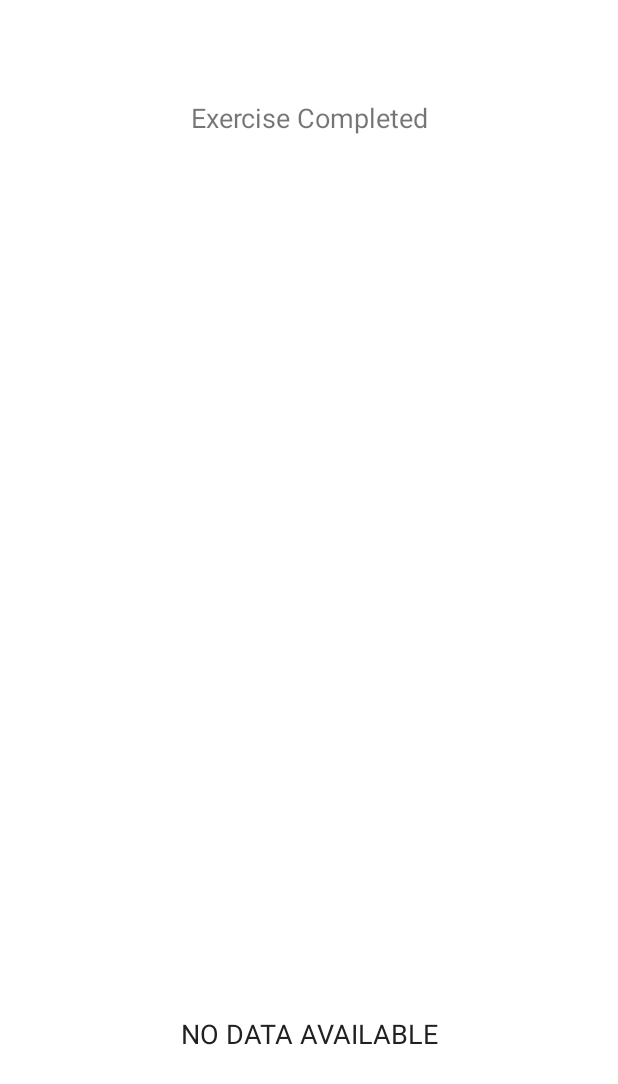
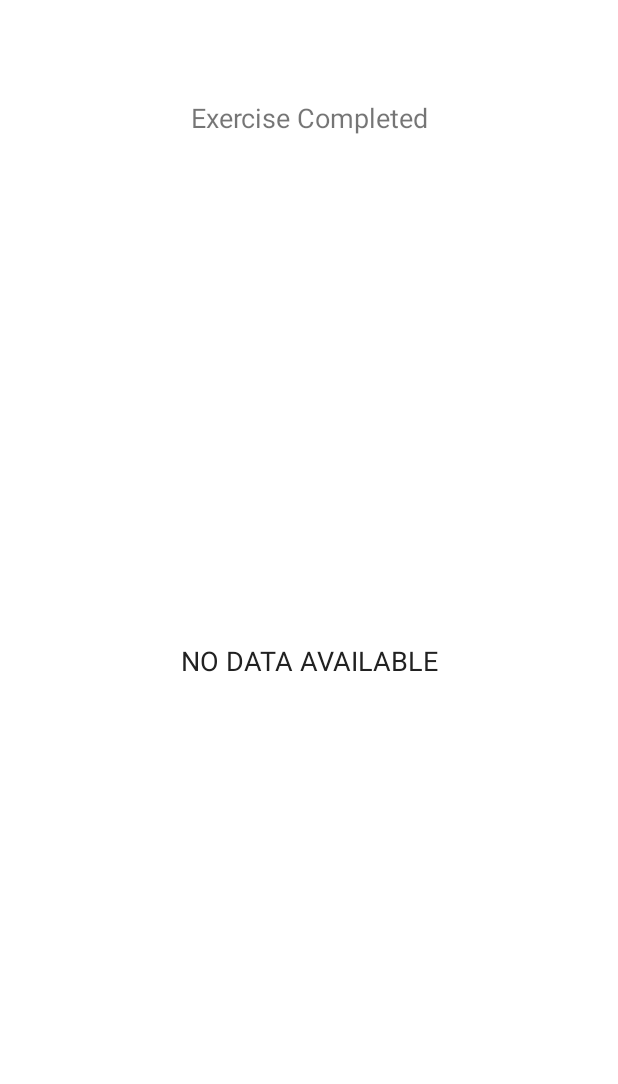
Before and after one commit to Avii00723/WorkoutApp, an Android app: the layout activity_history.xml on its own in the app's theme, with its tools: preview values and no code run, on a phone screen of 412 x 824 dp. Shown: the top 1084 px of the screen. Run offline under Robolectric (Android 15) with nearby library versions, the phone set to English and light mode, and no system bars.

Commit message:
this is my second  commit

```diff
--- a/app/src/main/java/aw/project/a7minuteworkout/ExerciseActivity.kt
+++ b/app/src/main/java/aw/project/a7minuteworkout/ExerciseActivity.kt
@@ -13,6 +13,7 @@ import android.speech.tts.TextToSpeech
 import android.util.Log
 import android.view.View
 import android.widget.Toast
+import aw.project.a7minuteworkout.FinishActivity
 import androidx.recyclerview.widget.LinearLayoutManager
 import aw.project.a7minuteworkout.databinding.ActivityExerciseBinding
 import aw.project.a7minuteworkout.databinding.DialogCustomBackConfirmationBinding
@@ -60,6 +61,7 @@ class ExerciseActivity : AppCompatActivity(), TextToSpeech.OnInitListener {
         setupExerciseStatusRecycleView()
     }
     override fun onBackPressed(){
+        super.onBackPressed()
         customDialogForBackButton()
             this@ExerciseActivity
     }
--- a/app/src/main/java/aw/project/a7minuteworkout/HistoryDatabase.kt
+++ b/app/src/main/java/aw/project/a7minuteworkout/HistoryDatabase.kt
@@ -8,7 +8,7 @@ import androidx.room.RoomDatabase
 
 @Database(entities = [HistoryEntity::class], version = 1)
 abstract class HistoryDatabase:RoomDatabase() {
-    abstract fun historyDao():HistoyDao
+    abstract fun historyDao():HistoryDao
 
     companion object{
         @Volatile
--- a/app/src/main/java/aw/project/a7minuteworkout/HistoryEntity.kt
+++ b/app/src/main/java/aw/project/a7minuteworkout/HistoryEntity.kt
@@ -6,7 +6,7 @@ import androidx.room.PrimaryKey
 @Entity(tableName = "history-table")
 data class HistoryEntity(
     @PrimaryKey(autoGenerate = true)
-    val id: Int = 0,
+    val id: Int = 0, // Use an integer primary key
     val date: String = "",
     val totalExerciseDone: Int = 0
 )
--- a/app/src/main/java/aw/project/a7minuteworkout/MainActivity.kt
+++ b/app/src/main/java/aw/project/a7minuteworkout/MainActivity.kt
@@ -16,7 +16,6 @@ class MainActivity : AppCompatActivity() {
         binding=ActivityMainBinding.inflate(layoutInflater)
         setContentView(binding?.root)
 
-       // val flStartButton:FrameLayout=findViewById(R.id.flStart)
         binding?.flStart?.setOnClickListener {
 
             val intent = Intent(this, ExerciseActivity::class.java)
--- a/app/src/main/res/layout/activity_finish.xml
+++ b/app/src/main/res/layout/activity_finish.xml
@@ -30,7 +30,6 @@
         android:background="@drawable/item_circular_color_accent_border"
         android:gravity="center">
 
-        <!--Here the ic_action_done image in added in the drawables folders.-->
         <ImageView
             android:layout_width="50dp"
             android:layout_height="50dp"
@@ -49,7 +48,7 @@
     <TextView
         android:layout_width="wrap_content"
         android:layout_height="wrap_content"
-        android:text="You have cpmpleted the workout!"
+        android:text="You have completed the workout!"
         android:textColor="#212121"
         android:textSize="18sp" />
 
--- a/app/src/main/res/layout/activity_history.xml
+++ b/app/src/main/res/layout/activity_history.xml
@@ -1,22 +1,22 @@
 <?xml version="1.0" encoding="utf-8"?>
 <androidx.constraintlayout.widget.ConstraintLayout
     xmlns:android="http://schemas.android.com/apk/res/android"
+    xmlns:app="http://schemas.android.com/apk/res-auto"
     xmlns:tools="http://schemas.android.com/tools"
     android:layout_width="match_parent"
     android:layout_height="match_parent"
-    xmlns:app="http://schemas.android.com/apk/res-auto"
     tools:context=".HistoryActivity">
 
+    <!-- Toolbar for the HistoryActivity -->
     <androidx.appcompat.widget.Toolbar
-        app:layout_constraintTop_toTopOf="parent"
-    android:id="@+id/toolbar_History_activity"
-    android:layout_width="match_parent"
-    android:layout_height="?android:attr/actionBarSize"
-    android:background="#FFFFFF"
-        />
+        android:id="@+id/toolbar_History_activity"
+        android:layout_width="match_parent"
+        android:layout_height="?android:attr/actionBarSize"
+        android:background="#FFFFFF"
+        app:layout_constraintTop_toTopOf="parent" />
 
+    <!-- TextView to show when exercises are completed -->
     <TextView
-        app:layout_constraintTop_toBottomOf="@id/toolbar_History_activity"
         android:id="@+id/tvHistory"
         android:layout_width="match_parent"
         android:layout_height="wrap_content"
@@ -26,19 +26,23 @@
         android:textSize="18sp"
         android:visibility="gone"
         tools:visibility="visible"
-        />
+        app:layout_constraintTop_toBottomOf="@id/toolbar_History_activity"
+        app:layout_constraintStart_toStartOf="parent"
+        app:layout_constraintEnd_toEndOf="parent" />
 
+    <!-- RecyclerView for displaying history data -->
     <androidx.recyclerview.widget.RecyclerView
         android:id="@+id/rvHistory"
-        android:layout_width="410dp"
-        android:layout_height="486dp"
-        android:layout_marginTop="5dp"
+        android:layout_width="0dp"
+        android:layout_height="0dp"
         android:visibility="gone"
+        app:layout_constraintTop_toBottomOf="@id/tvHistory"
+        app:layout_constraintStart_toStartOf="parent"
         app:layout_constraintEnd_toEndOf="parent"
-        app:layout_constraintStart_toStartOf="parent"
-        app:layout_constraintTop_toBottomOf="@id/tvHistory"
+        app:layout_constraintBottom_toBottomOf="parent"
         tools:visibility="visible" />
 
+    <!-- TextView to show when no data is available -->
     <TextView
         android:id="@+id/tvNoDataAvailable"
         android:layout_width="match_parent"
@@ -48,9 +52,10 @@
         android:textColor="#212121"
         android:textSize="18sp"
         android:visibility="gone"
+        app:layout_constraintTop_toBottomOf="@id/toolbar_History_activity"
         app:layout_constraintBottom_toBottomOf="parent"
-        app:layout_constraintTop_toBottomOf="@id/toolbar_History_activity"
-        app:layout_constraintVertical_bias="0.835"
-        tools:layout_editor_absoluteX="10dp"
+        app:layout_constraintStart_toStartOf="parent"
+        app:layout_constraintEnd_toEndOf="parent"
         tools:visibility="visible" />
+
 </androidx.constraintlayout.widget.ConstraintLayout>
--- a/app/src/main/res/values-night/themes.xml
+++ b/app/src/main/res/values-night/themes.xml
@@ -1,20 +1,24 @@
 <resources xmlns:tools="http://schemas.android.com/tools">
-    <!-- Base application theme. -->
-    <style name="Theme.7MinuteWorkout" parent="Theme.MaterialComponents.DayNight.DarkActionBar">
-        <!-- Primary brand color. -->
+    <!-- Base application theme without action bar -->
+    <style name="Theme.7MinuteWorkout" parent="Theme.MaterialComponents.DayNight.NoActionBar">
+        <!-- Primary brand color -->
         <item name="colorPrimary">@color/purple_200</item>
         <item name="colorPrimaryVariant">@color/purple_700</item>
         <item name="colorOnPrimary">@color/black</item>
-        <!-- Secondary brand color. -->
+        <!-- Secondary brand color -->
         <item name="colorSecondary">@color/teal_200</item>
         <item name="colorSecondaryVariant">@color/teal_200</item>
-        <item name="colorOnSecondary">@color/black</item>
-        <!-- Status bar color. -->
+        <item name="colorOnSecondary">@color/LightGrey</item>
+        <!-- Status bar color -->
         <item name="android:statusBarColor">?attr/colorPrimaryVariant</item>
-        <!-- Customize your theme here. -->
+        <!-- Disable window action bar -->
+        <item name="windowActionBar">false</item>
+        <item name="windowNoTitle">true</item>
+        <!-- Customize your theme here -->
     </style>
-<style name="ToolbarTheme" parent="@style/ThemeOverlay.MaterialComponents.ActionBar">
-<item name="colorControlNormal">@color/toolbar_color_control_normal</item>
 
-</style>
+    <!-- Custom Toolbar theme -->
+    <style name="ToolbarTheme" parent="@style/ThemeOverlay.MaterialComponents.ActionBar">
+        <item name="colorControlNormal">@color/toolbar_color_control_normal</item>
+    </style>
 </resources>
```
Also changed, not shown: app/build.gradle (+15 -15 lines), app/src/main/java/aw/project/a7minuteworkout/FinishActivity.kt (+41 -27 lines), app/src/main/java/aw/project/a7minuteworkout/HistoryActivity.kt (+33 -28 lines), app/src/main/java/aw/project/a7minuteworkout/HistoryAdapter.kt (+26 -24 lines), app/src/main/res/layout/item_history_row.xml (+16 -22 lines).
